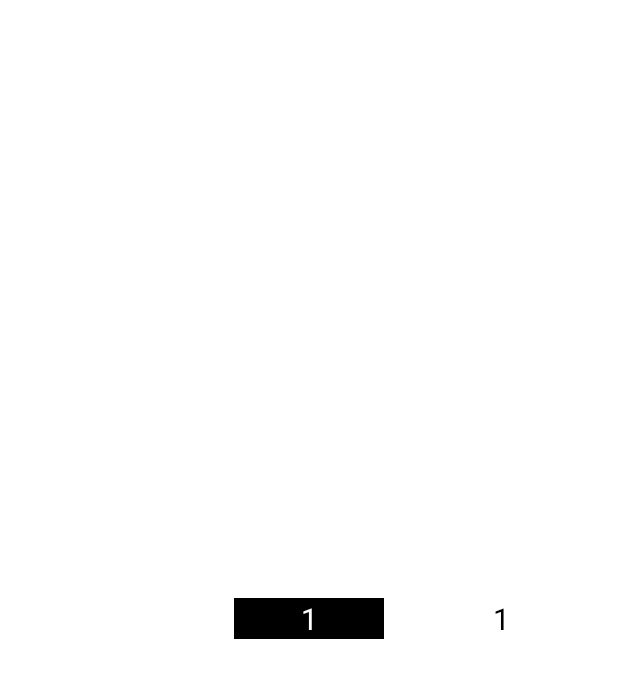
After one commit to RichieVRich/fbla, an Android app: the layout event_cell_sheet.xml on its own in the app's theme, with its tools: preview values and no code run, on a phone screen of 412 x 824 dp. The commit adds this screen. Shown: the top 678 px of the screen. Run offline under Robolectric (Android 15) with nearby library versions, the phone set to English and light mode, and no system bars.

Commit message:
Database for events complete

```diff
--- a/app/src/main/java/com/example/myapplication/ui/Login_fragment.kt
+++ b/app/src/main/java/com/example/myapplication/ui/Login_fragment.kt
@@ -26,8 +26,11 @@ class Login_fragment: Fragment(R.layout.activity_login) {
 
                 if (username.text.isNotEmpty() && password.text.isNotEmpty() ) {
                     val user = username.text.toString()
+                    val password = password.text.toString()
                     App.user = user
-                    if (user == "Admin") {
+                    // Yes this isn't safe
+                    // Remove this when profile database is setup
+                    if (user == "Admin" && password == "123") {
                         onAdminClick()
                     } else {
                         onLoginClick()
--- a/app/src/main/java/com/example/myapplication/ui/MainActivity.kt
+++ b/app/src/main/java/com/example/myapplication/ui/MainActivity.kt
@@ -12,11 +12,13 @@ import androidx.navigation.ui.navigateUp
 import androidx.navigation.ui.setupActionBarWithNavController
 import androidx.navigation.ui.setupWithNavController
 import com.example.myapplication.R
+
 import com.google.android.material.navigation.NavigationView
 
 
 class MainActivity : AppCompatActivity() {
     private lateinit var appBarConfiguration: AppBarConfiguration
+
 
     override fun onCreate(savedInstanceState: Bundle?) {
         super.onCreate(savedInstanceState)
--- /dev/null
+++ b/app/src/main/res/layout/event_cell_sheet.xml
@@ -0,0 +1,36 @@
+<?xml version="1.0" encoding="utf-8"?>
+<androidx.constraintlayout.widget.ConstraintLayout
+    xmlns:android="http://schemas.android.com/apk/res/android"
+    xmlns:app="http://schemas.android.com/apk/res-auto"
+    android:layout_width="match_parent"
+    android:layout_height="match_parent">
+    <TextView
+        android:layout_width="100dp"
+        android:layout_height="wrap_content"
+        android:id="@+id/event_cellsheet"
+        android:text="1"
+        android:gravity="center"
+        android:background="@color/black"
+        android:textSize="20sp"
+        android:textColor="@color/white"
+        app:layout_constraintTop_toTopOf="parent"
+        app:layout_constraintBottom_toBottomOf="parent"
+        app:layout_constraintLeft_toLeftOf="parent"
+        app:layout_constraintRight_toRightOf="parent"
+        app:flow_verticalBias="0.25"/>
+    <TextView
+        android:layout_width="100dp"
+        android:layout_height="wrap_content"
+        android:id="@+id/point_cellsheet"
+        android:text="1"
+        android:gravity="center"
+        android:background="@color/white"
+        android:textSize="20sp"
+        android:textColor="@color/black"
+        app:layout_constraintTop_toTopOf="parent"
+        app:layout_constraintBottom_toBottomOf="parent"
+        app:layout_constraintLeft_toRightOf="@id/event_cellsheet"
+        app:layout_constraintRight_toRightOf="parent"
+        app:flow_verticalBias="0.25"/>
+
+</androidx.constraintlayout.widget.ConstraintLayout>
--- a/app/src/main/res/layout/homepage.xml
+++ b/app/src/main/res/layout/homepage.xml
@@ -15,7 +15,11 @@
         android:layout_width="wrap_content"
         android:layout_height="wrap_content"
         android:id="@+id/txt_points"
-        android:textSize="22sp"
+        android:textSize="50sp"
+        app:layout_constraintTop_toTopOf="parent"
+        app:layout_constraintBottom_toBottomOf="parent"
+        app:layout_constraintLeft_toLeftOf="parent"
+        app:layout_constraintRight_toRightOf="parent"
         android:text="Points"/>
 
 
--- a/app/src/main/res/values/strings.xml
+++ b/app/src/main/res/values/strings.xml
@@ -61,6 +61,12 @@
     <string name="lablel_login">BETA</string>
     <string name="label_admin">Admin</string>
 
+    <!--
+        Points
+     -->
+    <string name="great_pts">10</string>
+    <string name="lesser_pts">5</string>
+
 
 
 </resources>
```
Also changed, not shown: app/src/main/java/com/example/myapplication/sql/AppDatabase.kt (added, +64 -0 lines), app/src/main/java/com/example/myapplication/sql/Event.kt (added, +12 -0 lines), app/src/main/java/com/example/myapplication/sql/EventDao.kt (added, +17 -0 lines), app/src/main/java/com/example/myapplication/sql/EventDatabase.kt (added, +8 -0 lines), app/src/main/java/com/example/myapplication/sql/StudentDao.kt (added, +20 -0 lines), app/src/main/java/com/example/myapplication/sql/student.kt (added, +18 -0 lines), app/src/main/java/com/example/myapplication/ui/Admin_fragment.kt (+89 -0 lines), app/src/main/java/com/example/myapplication/ui/Homepage_fragment.kt (+8 -0 lines), app/src/main/java/com/example/myapplication/ui/Signup_fragment.kt (+8 -0 lines), app/src/main/java/com/example/myapplication/ui/Student_Event_Fragment.kt (added, +45 -0 lines), app/src/main/java/com/example/myapplication/user/SimpleAdapterEvent.kt (added, +65 -0 lines), app/src/main/res/layout/activity_admin.xml (+24 -3 lines), app/src/main/res/layout/event_fragment.xml (added, +24 -0 lines), app/src/main/res/navigation/nav_graph.xml (+12 -1 lines), 1 more files.
